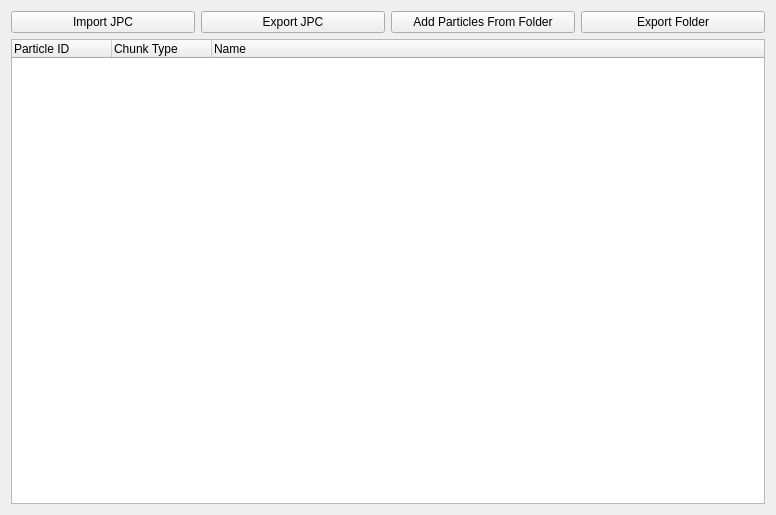
First picture: the form in gcft_ui/jpc_tab.ui, repository LagoLunatic/GCFT, before the edit.
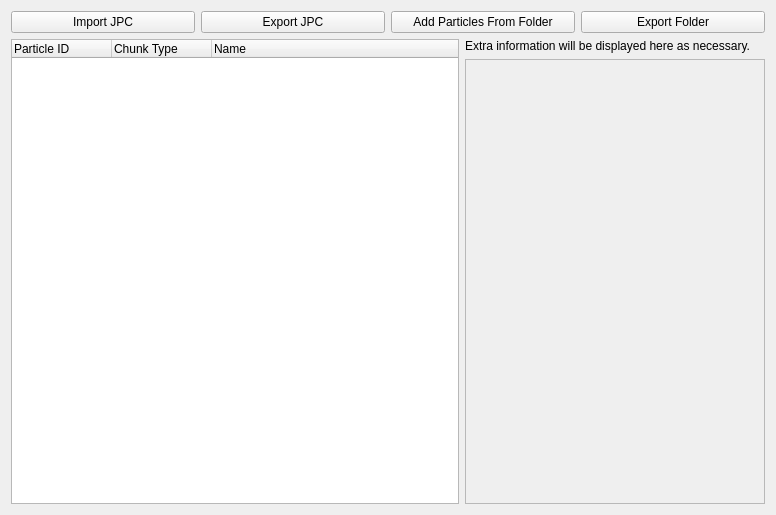
Second picture: the form after the edit.

Commit message: JPC tab: Show SSP1 colors and some BSP1 colors

The edit to the form file:
```diff
--- a/gcft_ui/jpc_tab.ui
+++ b/gcft_ui/jpc_tab.ui
@@ -47,6 +47,8 @@
     </layout>
    </item>
    <item>
+    <layout class="QHBoxLayout" name="horizontalLayout">
+     <item>
     <widget class="QTreeWidget" name="jpc_particles_tree">
      <column>
       <property name="text">
@@ -64,6 +66,48 @@
       </property>
      </column>
     </widget>
+     </item>
+     <item>
+      <widget class="QWidget" name="jpc_sidebar" native="true">
+       <property name="maximumSize">
+        <size>
+         <width>300</width>
+         <height>16777215</height>
+        </size>
+       </property>
+       <layout class="QVBoxLayout" name="verticalLayout_3">
+        <property name="margin">
+         <number>0</number>
+        </property>
+        <item>
+         <widget class="QLabel" name="jpc_sidebar_label">
+          <property name="text">
+           <string>Extra information will be displayed here as necessary.</string>
+          </property>
+         </widget>
+        </item>
+        <item>
+         <widget class="QScrollArea" name="scrollArea">
+          <property name="widgetResizable">
+           <bool>true</bool>
+          </property>
+          <widget class="QWidget" name="scrollAreaWidgetContents">
+           <property name="geometry">
+            <rect>
+             <x>0</x>
+             <y>0</y>
+             <width>298</width>
+             <height>443</height>
+            </rect>
+           </property>
+           <layout class="QVBoxLayout" name="verticalLayout_2"/>
+          </widget>
+         </widget>
+        </item>
+       </layout>
+      </widget>
+     </item>
+    </layout>
    </item>
   </layout>
   <action name="actionOpenJPCImage">
```
Lines whose indentation alone changed are shown as unchanged. The commit also changes 2 other files.
